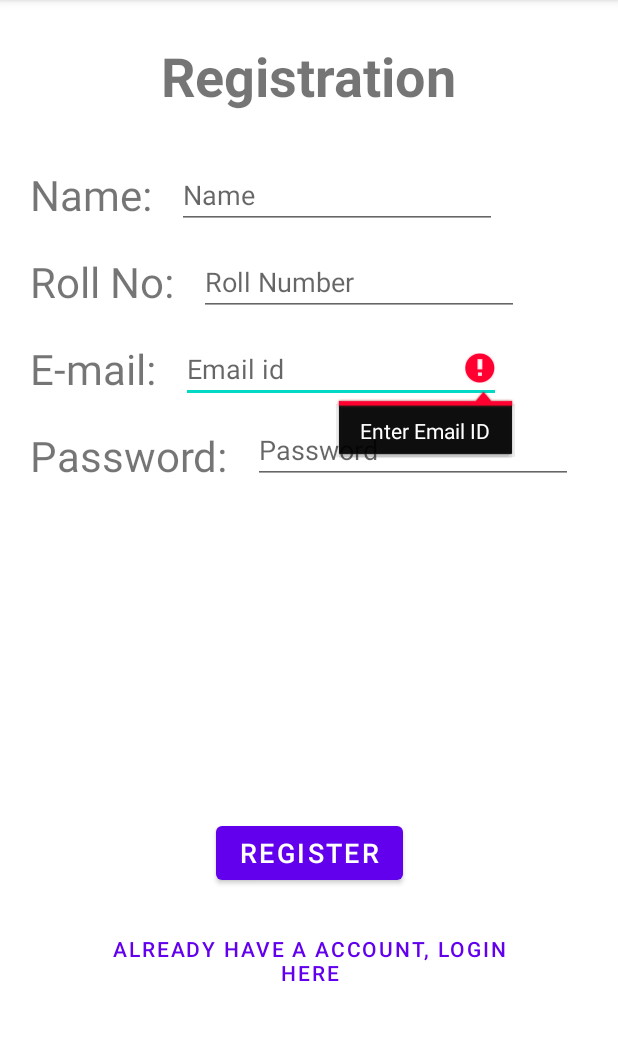
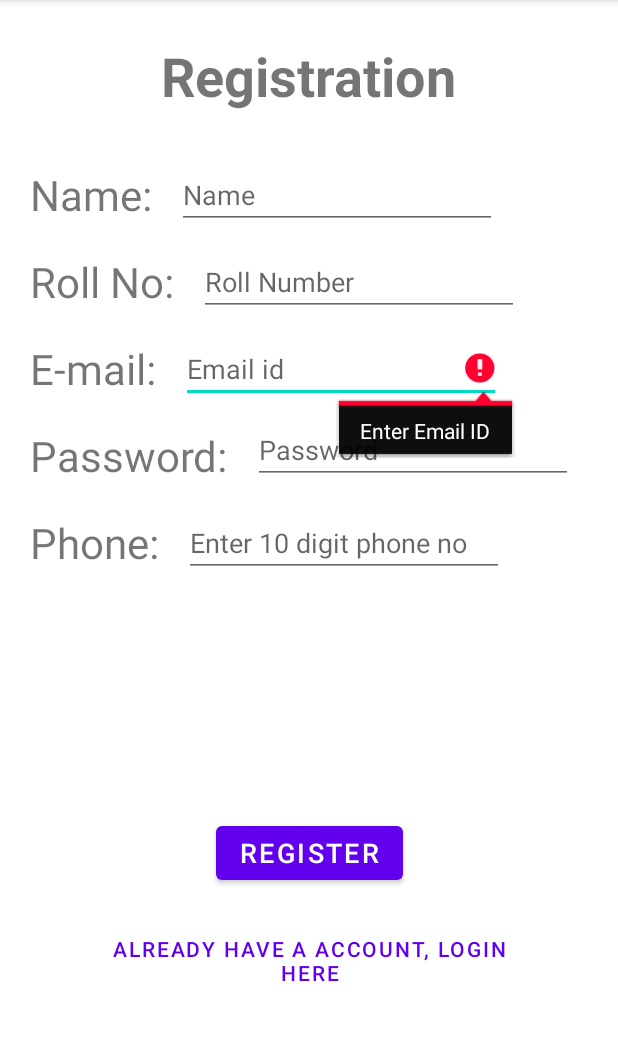
Before and after one commit to somesh-banerjee/Hostel-Management, an Android app: the screen it shows after launch (Registration), after a tap on "REGISTER", on a phone screen of 412 x 824 dp, the part 84-1124 px from its top. Run offline under Robolectric (Android 15) with nearby library versions, the phone set to English and light mode, and no system bars; our stand-ins replace Firebase (no records; nobody signed in at launch, a user with empty details on screens opened directly).

Commit message:
Added other activities

```diff
--- a/HostelMgmtApp/app/src/main/AndroidManifest.xml
+++ b/HostelMgmtApp/app/src/main/AndroidManifest.xml
@@ -9,7 +9,10 @@
         android:roundIcon="@mipmap/ic_launcher_round"
         android:supportsRtl="true"
         android:theme="@style/Theme.HostelMgmtApp">
-        <activity android:name=".Login"></activity>
+        <activity android:name=".Market"></activity>
+        <activity android:name=".Friends" />
+        <activity android:name=".StudentInfoUpdate" />
+        <activity android:name=".Login" />
         <activity android:name=".Registration" />
         <activity android:name=".MainActivity">
             <intent-filter>
--- a/HostelMgmtApp/app/src/main/java/com/example/hostelmgmtapp/Registration.java
+++ b/HostelMgmtApp/app/src/main/java/com/example/hostelmgmtapp/Registration.java
@@ -22,7 +22,7 @@ import java.util.Map;
 
 public class Registration extends AppCompatActivity {
 
-    private EditText etname,etrollno,etemail,etpassword;
+    private EditText etname,etrollno,etemail,etpassword,etphone;
     private Button btnRegister,loginlink;
     private FirebaseAuth mFbAuth;
     private FirebaseFirestore fstore;
@@ -38,6 +38,7 @@ public class Registration extends AppCompatActivity {
         etrollno = findViewById(R.id.etRoll);
         btnRegister = findViewById(R.id.btnRegister);
         loginlink = findViewById(R.id.btnLoginlink);
+        etphone = findViewById(R.id.etphone);
 
 
         btnRegister.setOnClickListener(new View.OnClickListener() {
@@ -47,6 +48,7 @@ public class Registration extends AppCompatActivity {
                 String sroll = etrollno.getText().toString();
                 String semail = etemail.getText().toString();
                 String spassword = etpassword.getText().toString();
+                String sphone = etphone.getText().toString();
                 if(semail.isEmpty()){
                     etemail.setError("Enter Email ID");
                     etemail.requestFocus();
@@ -63,9 +65,17 @@ public class Registration extends AppCompatActivity {
                     etname.setError("Enter Password");
                     etname.requestFocus();
                 }
+                else if(sphone.isEmpty()){
+                    etphone.setError("Enter phone no");
+                    etphone.requestFocus();
+                }
                 else if(spassword.length() < 6){
                     etpassword.setError("Password length should be greater than 6");
                     etpassword.requestFocus();
+                }
+                else if(sphone.length()!=10){
+                    etphone.setError("Enter valid phone no");
+                    etphone.requestFocus();
                 }
                 else if(!(semail.isEmpty() && spassword.isEmpty())){
                     mFbAuth.createUserWithEmailAndPassword(semail,spassword).addOnCompleteListener(Registration.this, new OnCompleteListener<AuthResult>() {
@@ -76,13 +86,14 @@ public class Registration extends AppCompatActivity {
                             }else{
                                 String userID = FirebaseAuth.getInstance().getCurrentUser().getUid();
                                 fstore = FirebaseFirestore.getInstance();
-                                DocumentReference documentReference = fstore.collection("users")
+                                DocumentReference documentReference = fstore.collection("usersAll")
                                         .document(userID);
                                 Map<String, Object> user = new HashMap<>();
                                 user.put("FullName", sname);
                                 user.put("RollNo", sroll);
                                 user.put("Type","Student");
                                 user.put("Email", semail);
+                                user.put("Phone",sphone);
                                 documentReference.set(user);
 
                                 Intent i = new Intent(Registration.this,Login.class);
--- a/HostelMgmtApp/app/src/main/res/layout/activity_registration.xml
+++ b/HostelMgmtApp/app/src/main/res/layout/activity_registration.xml
@@ -134,4 +134,27 @@
         app:layout_constraintBottom_toBottomOf="parent"
         app:layout_constraintEnd_toEndOf="parent"
         app:layout_constraintStart_toStartOf="parent" />
+
+    <TextView
+        android:id="@+id/textView10"
+        android:layout_width="wrap_content"
+        android:layout_height="wrap_content"
+        android:layout_marginTop="20dp"
+        android:text="Phone: "
+        android:textSize="28sp"
+        app:layout_constraintStart_toStartOf="@+id/textView7"
+        app:layout_constraintTop_toBottomOf="@+id/textView7" />
+
+    <EditText
+        android:id="@+id/etphone"
+        android:layout_width="wrap_content"
+        android:layout_height="wrap_content"
+        android:layout_marginStart="10dp"
+        android:layout_marginLeft="10dp"
+        android:ems="10"
+        android:hint="Enter 10 digit phone no"
+        android:inputType="phone"
+        app:layout_constraintBottom_toBottomOf="@+id/textView10"
+        app:layout_constraintStart_toEndOf="@+id/textView10"
+        app:layout_constraintTop_toTopOf="@+id/textView10" />
 </androidx.constraintlayout.widget.ConstraintLayout>
```
Also changed, not shown: HostelMgmtApp/app/src/main/java/com/example/hostelmgmtapp/Friends.java (added, +14 -0 lines), HostelMgmtApp/app/src/main/java/com/example/hostelmgmtapp/MainActivity.java (+72 -0 lines), HostelMgmtApp/app/src/main/java/com/example/hostelmgmtapp/Market.java (added, +14 -0 lines), HostelMgmtApp/app/src/main/java/com/example/hostelmgmtapp/StudentInfoUpdate.java (added, +14 -0 lines), HostelMgmtApp/app/src/main/res/layout/activity_friends.xml (added, +9 -0 lines), HostelMgmtApp/app/src/main/res/layout/activity_market.xml (added, +9 -0 lines), HostelMgmtApp/app/src/main/res/layout/activity_student_info_update.xml (added, +9 -0 lines).
